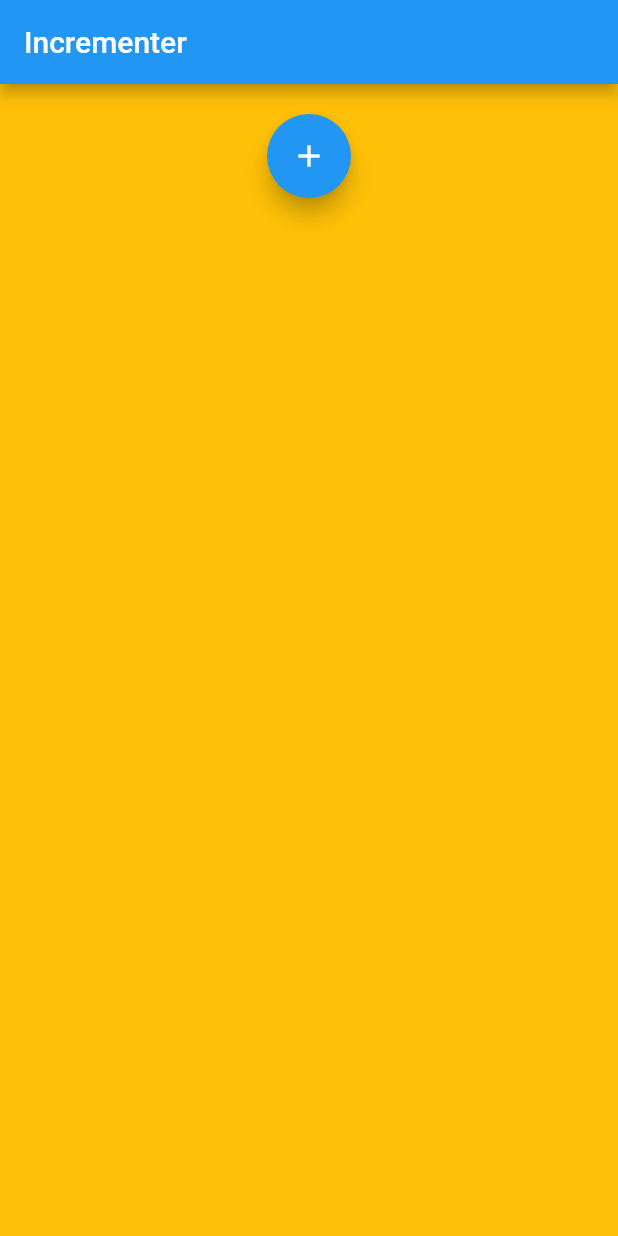
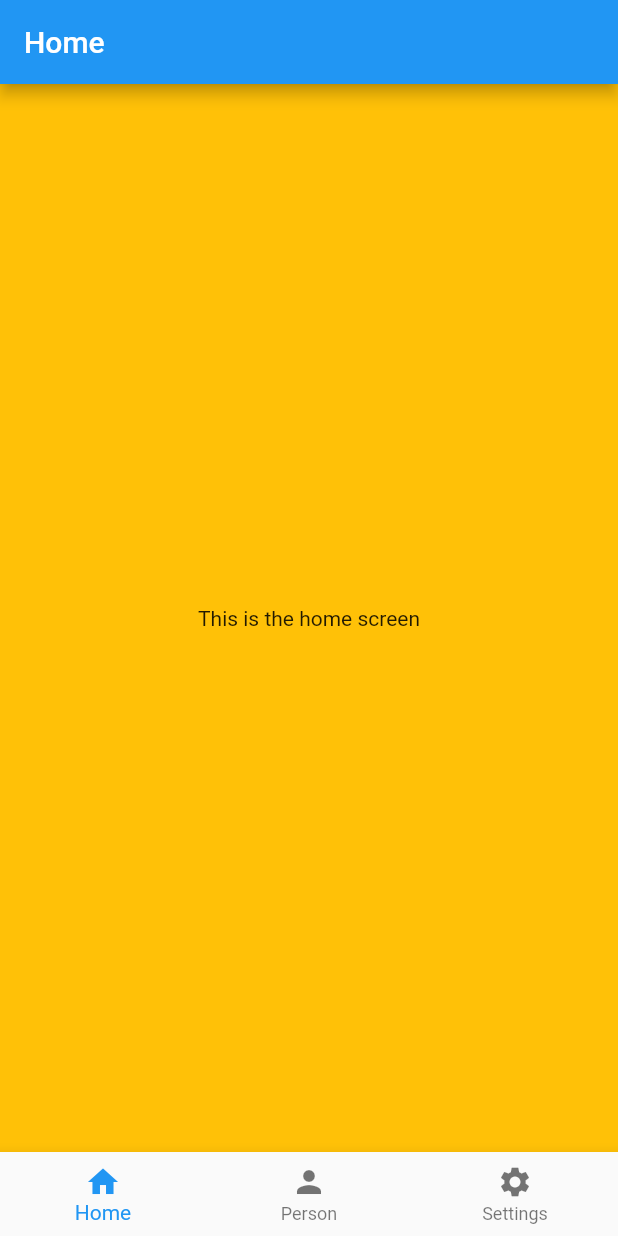
Before and after one commit to shahin-m-hashim/NFC_Plus, a Flutter app: the screen it shows after launch, on a phone screen of 412 x 824 dp. Run offline on Flutter 3.47's test engine with Material 2 defaults, Android fonts, the phone set to English and light mode, and no system bars.

Commit message:
learned about using  bottom navigation bar

```diff
--- a/lib/homescreen.dart
+++ b/lib/homescreen.dart
@@ -1,72 +1,58 @@
 import 'package:flutter/material.dart';
 
-class HomeScreen extends StatelessWidget {
+import 'account.dart';
+import 'settings.dart';
+
+class HomeScreen extends StatefulWidget {
+  @override
+  State<HomeScreen> createState() => _HomeScreenState();
+}
+
+class _HomeScreenState extends State<HomeScreen> {
 /*
-  A bottom sheet is a popup that slides up from the bottom of the screen to display additional content or
-  options for the user. It's commonly used to display contextual information, settings, or actions that
-  are related to the current screen.
+  BottomNavigationBar is a widget in Flutter that displays a horizontal row of buttons at the bottom of the
+  screen, typically used for navigation between different views or screens in an app.
 
-  In Flutter, you can use the showModalBottomSheet method to display a bottom sheet. This method takes a
-  BuildContext and a builder function as arguments. The builder function returns a widget that is displayed
-  within the bottom sheet.
+  It is typically used when the app has three to five main destinations. Each destination is represented by
+  a single icon and label, and the selected destination is highlighted with a different color. When the user
+  taps on a destination, the app navigates to the corresponding screen.
+
+  The BottomNavigationBar widget takes a list of BottomNavigationBarItem objects as input. Each item contains
+  an icon, a label, and an optional activeColor property to specify the color of the selected item.
 */
+
+  int _current_index = 0;
+  final _pages = [
+    Scaffold(
+      backgroundColor: Colors.amber,
+      appBar: AppBar(
+        title: Text('Home'),
+      ),
+      body: Center(
+        child: Text('This is the home screen'),
+      ),
+    ), // dummy home screen
+    const Account(),
+    const Settings(),
+  ];
 
   @override
   Widget build(BuildContext context) {
     return Scaffold(
-      appBar: AppBar(
-        title: const Text("Incrementer"),
-      ),
-      backgroundColor: Colors.amber,
-      body: SafeArea(
-        child: Padding(
-          padding: const EdgeInsets.all(20.0),
-          child: Container(
-            alignment: AlignmentDirectional.topCenter,
-            child: FloatingActionButton(
-              onPressed: () {
-                showBottomSheet(context);
-              },
-              tooltip: 'Increment',
-              child: const Icon(Icons.add),
-            ),
-          ),
-        ),
+      body: _pages[_current_index],
+      bottomNavigationBar: BottomNavigationBar(
+        currentIndex: _current_index,
+        onTap: (newIndex) {
+          setState(() {
+            _current_index = newIndex;
+          });
+        },
+        items: const [
+          BottomNavigationBarItem(icon: Icon(Icons.home), label: 'Home'),
+          BottomNavigationBarItem(icon: Icon(Icons.person), label: 'Person'),
+          BottomNavigationBarItem(icon: Icon(Icons.settings), label: 'Settings')
+        ],
       ),
     );
   }
-
-  Future<void> showBottomSheet(BuildContext ctx) async {
-    showModalBottomSheet(
-        context: ctx,
-        builder: (ctx1) {
-          return Container(
-            width: double.infinity,
-            height: 300,
-            color: Colors.deepPurple[600],
-            child: TextButton(
-              onPressed: () {},
-              child: Container(
-                decoration: BoxDecoration(
-                  border: Border.all(color: Colors.blue),
-                  borderRadius: BorderRadius.circular(30),
-                ),
-                child: TextButton(
-                  onPressed: () {
-                    Navigator.of(ctx1).pop();
-                  },
-                  child: const Text(
-                    "Close",
-                    style: TextStyle(
-                      fontSize: 30,
-                      fontWeight: FontWeight.bold,
-                      color: Colors.blue,
-                    ),
-                  ),
-                ),
-              ),
-            ),
-          );
-        });
-  }
 }
--- /dev/null
+++ b/lib/settings.dart
@@ -0,0 +1,17 @@
+import 'package:flutter/material.dart';
+
+class Settings extends StatelessWidget {
+  const Settings({super.key});
+
+  @override
+  Widget build(BuildContext context) {
+    return const Scaffold(
+      backgroundColor: Colors.red,
+      body: SafeArea(
+        child: Center(
+          child: Text("Settings"),
+        ),
+      ),
+    );
+  }
+}
```
Also changed, not shown: lib/account.dart (added, +17 -0 lines).
